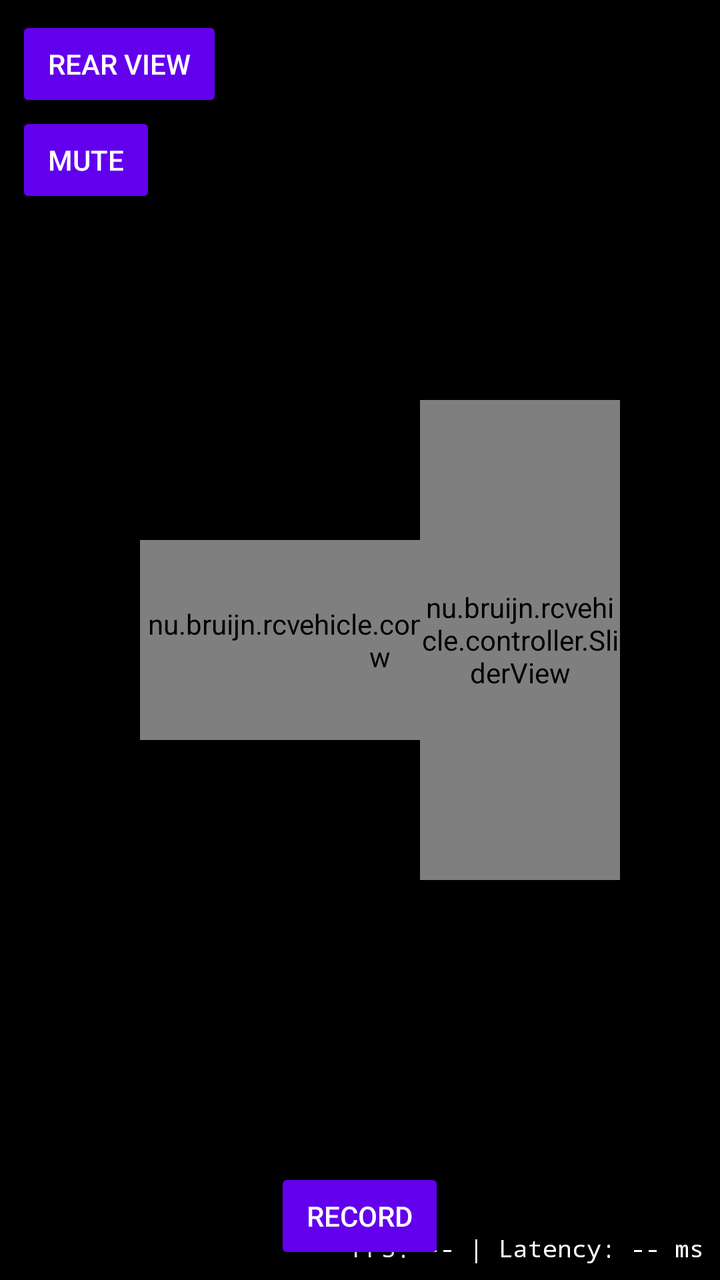
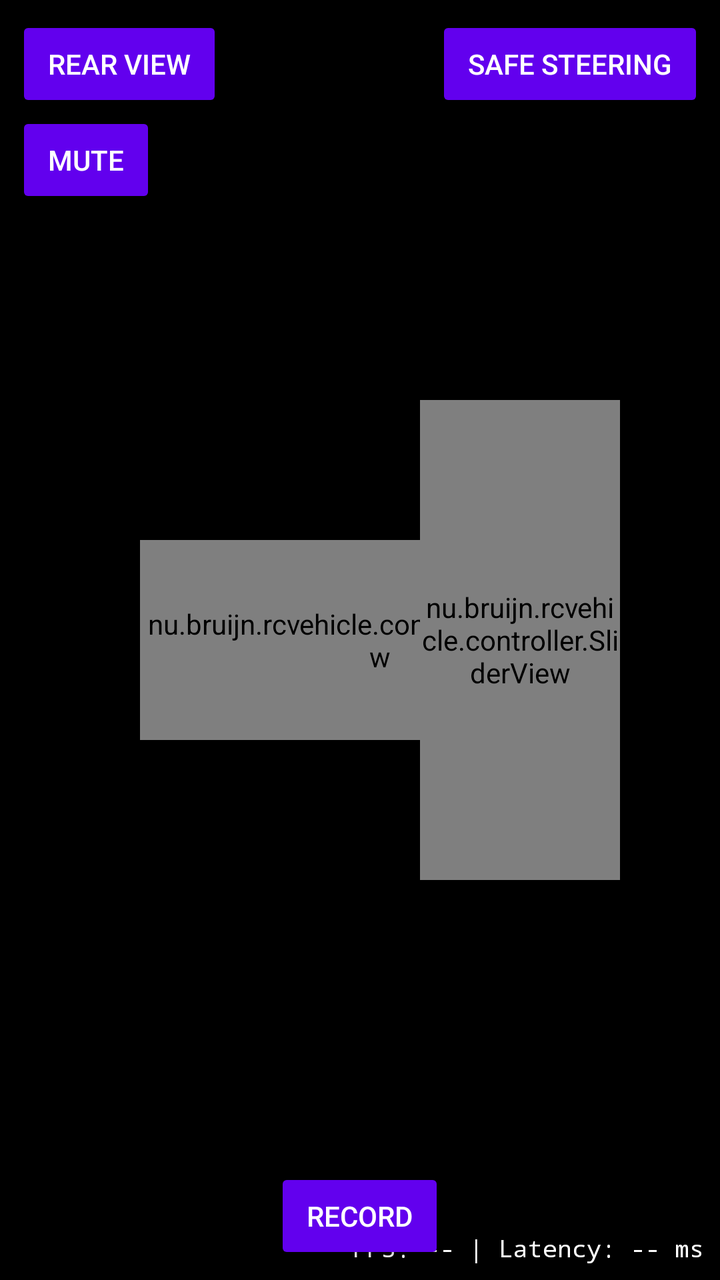

Two renders of the same Android screen: before a commit and after it. Below are the layout's source before the change and the commit's diff.
<!-- AndroidManifest.xml: application theme Theme.RcVehicle -->
<!-- res/layout/activity_controller_drive.xml -->
<?xml version="1.0" encoding="utf-8"?>
<FrameLayout xmlns:android="http://schemas.android.com/apk/res/android"
    android:id="@+id/videoContainer"
    android:layout_width="match_parent"
    android:layout_height="match_parent"
    android:background="@android:color/black">

    
    <TextureView
        android:id="@+id/textureVideo"
        android:layout_width="match_parent"
        android:layout_height="match_parent"
        android:layout_gravity="center" />

    
    <nu.bruijn.rcvehicle.controller.SliderView
        android:id="@+id/sliderSteer"
        android:layout_width="240dp"
        android:layout_height="100dp"
        android:layout_gravity="center_vertical|start"
        android:layout_marginStart="70dp" />

    
    <nu.bruijn.rcvehicle.controller.SliderView
        android:id="@+id/sliderThrottle"
        android:layout_width="100dp"
        android:layout_height="240dp"
        android:layout_gravity="center_vertical|end"
        android:layout_marginEnd="50dp" />

    
    <TextView
        android:id="@+id/textConnectionWarning"
        android:layout_width="wrap_content"
        android:layout_height="wrap_content"
        android:layout_gravity="bottom|center_horizontal"
        android:layout_marginBottom="24dp"
        android:textColor="#FFEB3B"
        android:textStyle="bold"
        android:background="#AA000000"
        android:padding="8dp" />

    
    <Button
        android:id="@+id/buttonRearView"
        style="?android:attr/buttonStyleSmall"
        android:layout_width="wrap_content"
        android:layout_height="wrap_content"
        android:layout_gravity="top|start"
        android:layout_margin="8dp"
        android:text="@string/controller_rear_view" />

    
    <Button
        android:id="@+id/buttonMute"
        style="?android:attr/buttonStyleSmall"
        android:layout_width="wrap_content"
        android:layout_height="wrap_content"
        android:layout_gravity="top|start"
        android:layout_marginStart="8dp"
        android:layout_marginTop="56dp"
        android:text="@string/controller_mute" />

    
    <Button
        android:id="@+id/buttonSteerLimit"
        style="?android:attr/buttonStyleSmall"
        android:layout_width="wrap_content"
        android:layout_height="wrap_content"
        android:layout_gravity="top|end"
        android:layout_margin="8dp"
        android:visibility="gone"
        android:text="@string/controller_steer_limit" />

    
    <LinearLayout
        android:id="@+id/qualitySection"
        android:layout_width="wrap_content"
        android:layout_height="wrap_content"
        android:layout_gravity="top|center_horizontal"
        android:layout_marginTop="12dp"
        android:orientation="horizontal"
        android:gravity="center_vertical"
        android:visibility="gone">

        <Button
            android:id="@+id/buttonQualityLow"
            style="?android:attr/buttonStyleSmall"
            android:layout_width="wrap_content"
            android:layout_height="wrap_content"
            android:text="@string/controller_quality_low" />

        <Button
            android:id="@+id/buttonQualityMedium"
            style="?android:attr/buttonStyleSmall"
            android:layout_width="wrap_content"
            android:layout_height="wrap_content"
            android:text="@string/controller_quality_medium" />

        <Button
            android:id="@+id/buttonQualityHigh"
            style="?android:attr/buttonStyleSmall"
            android:layout_width="wrap_content"
            android:layout_height="wrap_content"
            android:text="@string/controller_quality_high" />

        <CheckBox
            android:id="@+id/checkAutoQuality"
            android:layout_width="wrap_content"
            android:layout_height="wrap_content"
            android:layout_marginStart="8dp"
            android:textColor="@android:color/white"
            android:text="@string/controller_quality_auto" />

        
        <CheckBox
            android:id="@+id/checkTelemetry"
            android:layout_width="wrap_content"
            android:layout_height="wrap_content"
            android:layout_marginStart="8dp"
            android:textColor="@android:color/white"
            android:text="@string/controller_telemetry" />
    </LinearLayout>

    
    <TextView
        android:id="@+id/textRtcLog"
        android:layout_width="wrap_content"
        android:layout_height="wrap_content"
        android:layout_gravity="bottom|start"
        android:layout_margin="8dp"
        android:fontFamily="monospace"
        android:textSize="10sp"
        android:textColor="@android:color/white"
        android:maxLines="4" />

    <TextView
        android:id="@+id/textDebugOverlay"
        android:layout_width="wrap_content"
        android:layout_height="wrap_content"
        android:layout_gravity="bottom|end"
        android:layout_margin="8dp"
        android:fontFamily="monospace"
        android:textSize="12sp"
        android:textColor="@android:color/white"
        android:text="FPS: -- | Latency: -- ms" />

    <Button
        android:id="@+id/buttonRecord"
        style="?android:attr/buttonStyleSmall"
        android:layout_width="wrap_content"
        android:layout_height="wrap_content"
        android:layout_gravity="bottom|center_horizontal"
        android:layout_marginBottom="8dp"
        android:text="@string/controller_record" />

</FrameLayout>
<!-- resources referenced by this layout -->
<resources>
  <string name="controller_mute">Mute</string>
  <string name="controller_quality_auto">Auto</string>
  <string name="controller_quality_high">High</string>
  <string name="controller_quality_low">Low</string>
  <string name="controller_quality_medium">Med</string>
  <string name="controller_rear_view">Rear view</string>
  <string name="controller_record">Record</string>
  <string name="controller_steer_limit">Limit steering</string>
  <string name="controller_telemetry">GPS/speed</string>
  <style name="Theme.RcVehicle" parent="Theme.MaterialComponents.DayNight.NoActionBar" />
</resources>

<!-- the commit's change to res/layout/activity_controller_drive.xml (unified diff, before → after) -->
@@ -69,8 +69,45 @@
         android:layout_height="wrap_content"
         android:layout_gravity="top|end"
         android:layout_margin="8dp"
-        android:visibility="gone"
         android:text="@string/controller_steer_limit" />
+
+    
+    <LinearLayout
+        android:id="@+id/steerLimitConfigSection"
+        android:layout_width="wrap_content"
+        android:layout_height="wrap_content"
+        android:layout_gravity="top|end"
+        android:layout_marginTop="56dp"
+        android:layout_marginEnd="8dp"
+        android:orientation="vertical"
+        android:visibility="gone">
+
+        <TextView
+            android:id="@+id/textSteerLimitMaxSpeed"
+            android:layout_width="wrap_content"
+            android:layout_height="wrap_content"
+            android:textColor="@android:color/white"
+            android:text="@string/controller_steer_limit_max_speed" />
+
+        <SeekBar
+            android:id="@+id/seekSteerLimitMaxSpeed"
+            android:layout_width="160dp"
+            android:layout_height="wrap_content"
+            android:max="60" />
+
+        <TextView
+            android:id="@+id/textSteerLimitReduction"
+            android:layout_width="wrap_content"
+            android:layout_height="wrap_content"
+            android:textColor="@android:color/white"
+            android:text="@string/controller_steer_limit_reduction" />
+
+        <SeekBar
+            android:id="@+id/seekSteerLimitReduction"
+            android:layout_width="160dp"
+            android:layout_height="wrap_content"
+            android:max="100" />
+    </LinearLayout>
 
     
     <LinearLayout
<!-- resource entries referenced after the edit -->
@@ -7,7 +7,9 @@
   <string name="controller_quality_medium">Med</string>
   <string name="controller_rear_view">Rear view</string>
   <string name="controller_record">Record</string>
-  <string name="controller_steer_limit">Limit steering</string>
+  <string name="controller_steer_limit">Safe steering</string>
+  <string name="controller_steer_limit_max_speed">Max speed: %1$d km/h</string>
+  <string name="controller_steer_limit_reduction">Reduction: %1$d%%</string>
   <string name="controller_telemetry">GPS/speed</string>
   <style name="Theme.RcVehicle" parent="Theme.MaterialComponents.DayNight.NoActionBar" />
 </resources>
